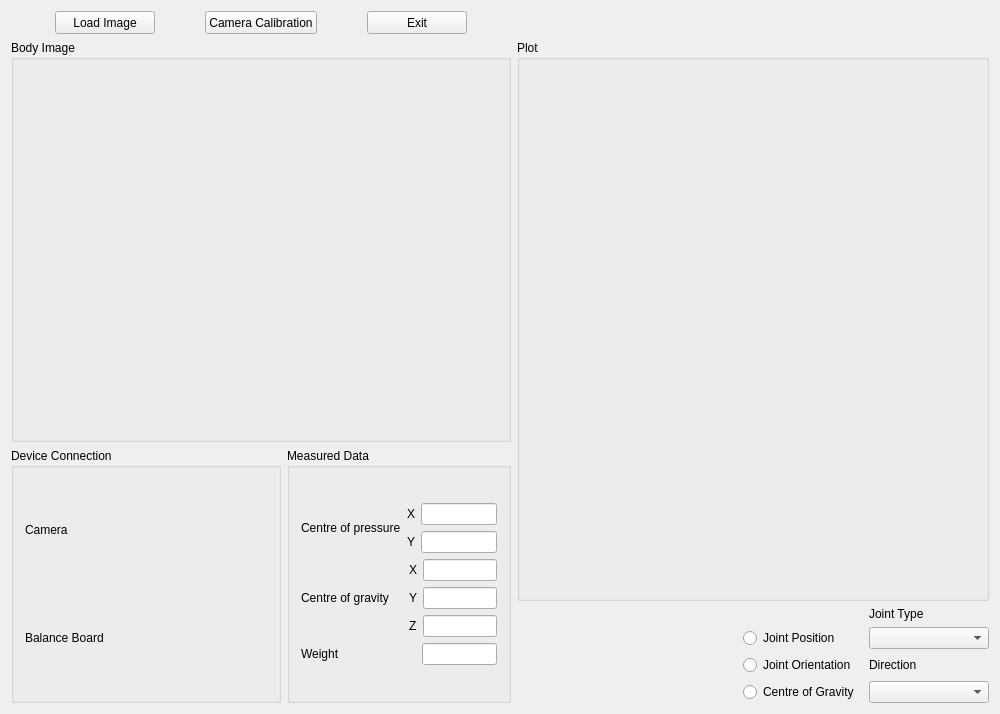
HuiTingChang/Entwicklung-eines-mobilen-markerlosen-Bewegungsanalysesystems, file EMMA/EMMA/emma.ui: the form before one commit.
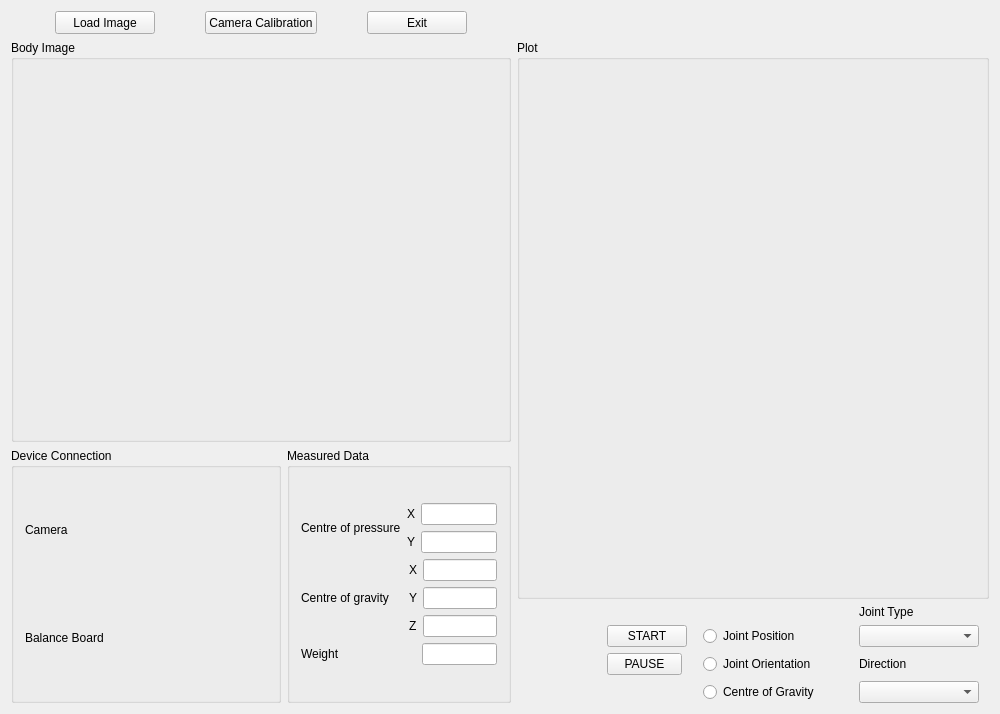
The form after the commit. Custom widgets are drawn as their Qt base class.

Commit message: plot functionality developed

```diff
--- a/EMMA/EMMA/emma.ui
+++ b/EMMA/EMMA/emma.ui
@@ -120,21 +120,40 @@
    </item>
    <item row="2" column="1">
     <layout class="QGridLayout" name="gridLayout_5">
-     <item row="1" column="1">
-      <widget class="QRadioButton" name="jointPos">
-       <property name="text">
-        <string>Joint Position</string>
-       </property>
-      </widget>
-     </item>
      <item row="2" column="1">
-      <widget class="QRadioButton" name="jointOrient">
+      <widget class="QPushButton" name="Pause_button">
+       <property name="minimumSize">
+        <size>
+         <width>75</width>
+         <height>0</height>
+        </size>
+       </property>
+       <property name="maximumSize">
+        <size>
+         <width>75</width>
+         <height>16777215</height>
+        </size>
+       </property>
        <property name="text">
-        <string>Joint Orientation</string>
+        <string>PAUSE</string>
        </property>
       </widget>
      </item>
-     <item row="3" column="1">
+     <item row="1" column="1">
+      <widget class="QPushButton" name="Start_button">
+       <property name="text">
+        <string>START</string>
+       </property>
+      </widget>
+     </item>
+     <item row="2" column="3">
+      <widget class="QLabel" name="label_11">
+       <property name="text">
+        <string>Direction</string>
+       </property>
+      </widget>
+     </item>
+     <item row="3" column="2">
       <widget class="QRadioButton" name="COG">
        <property name="minimumSize">
         <size>
@@ -142,19 +161,44 @@
          <height>17</height>
         </size>
        </property>
+       <property name="maximumSize">
+        <size>
+         <width>140</width>
+         <height>16777215</height>
+        </size>
+       </property>
        <property name="text">
         <string>Centre of Gravity</string>
        </property>
       </widget>
      </item>
-     <item row="2" column="2">
-      <widget class="QLabel" name="label_11">
-       <property name="text">
-        <string>Direction</string>
-       </property>
-      </widget>
-     </item>
      <item row="1" column="2">
+      <widget class="QRadioButton" name="jointPos">
+       <property name="maximumSize">
+        <size>
+         <width>140</width>
+         <height>16777215</height>
+        </size>
+       </property>
+       <property name="text">
+        <string>Joint Position</string>
+       </property>
+      </widget>
+     </item>
+     <item row="2" column="2">
+      <widget class="QRadioButton" name="jointOrient">
+       <property name="maximumSize">
+        <size>
+         <width>140</width>
+         <height>16777215</height>
+        </size>
+       </property>
+       <property name="text">
+        <string>Joint Orientation</string>
+       </property>
+      </widget>
+     </item>
+     <item row="1" column="3">
       <widget class="QComboBox" name="JointSelect">
        <property name="sizePolicy">
         <sizepolicy hsizetype="Fixed" vsizetype="Fixed">
@@ -170,14 +214,14 @@
        </property>
       </widget>
      </item>
-     <item row="0" column="2">
+     <item row="0" column="3">
       <widget class="QLabel" name="JointType">
        <property name="text">
         <string>Joint Type</string>
        </property>
       </widget>
      </item>
-     <item row="3" column="2">
+     <item row="3" column="3">
       <widget class="QComboBox" name="CoordinateSelect"/>
      </item>
      <item row="2" column="0">
@@ -186,11 +230,11 @@
         <enum>Qt::Horizontal</enum>
        </property>
        <property name="sizeType">
-        <enum>QSizePolicy::Expanding</enum>
+        <enum>QSizePolicy::Fixed</enum>
        </property>
        <property name="sizeHint" stdset="0">
         <size>
-         <width>130</width>
+         <width>80</width>
          <height>20</height>
         </size>
        </property>
```
The commit also changes 2 other files.
